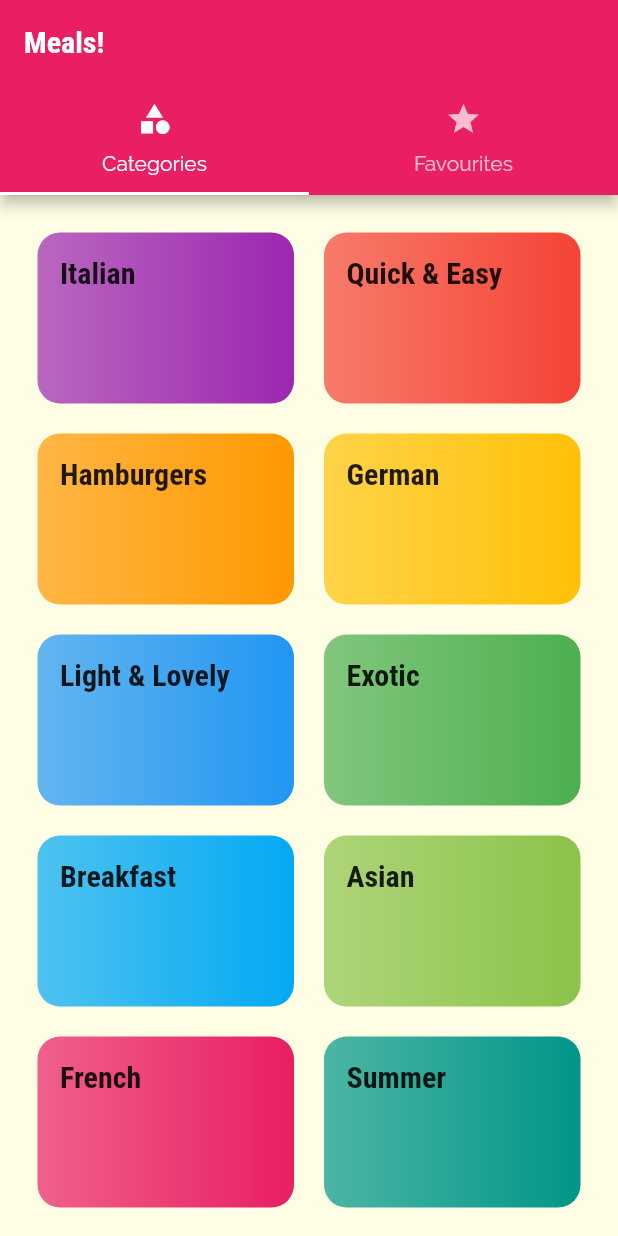
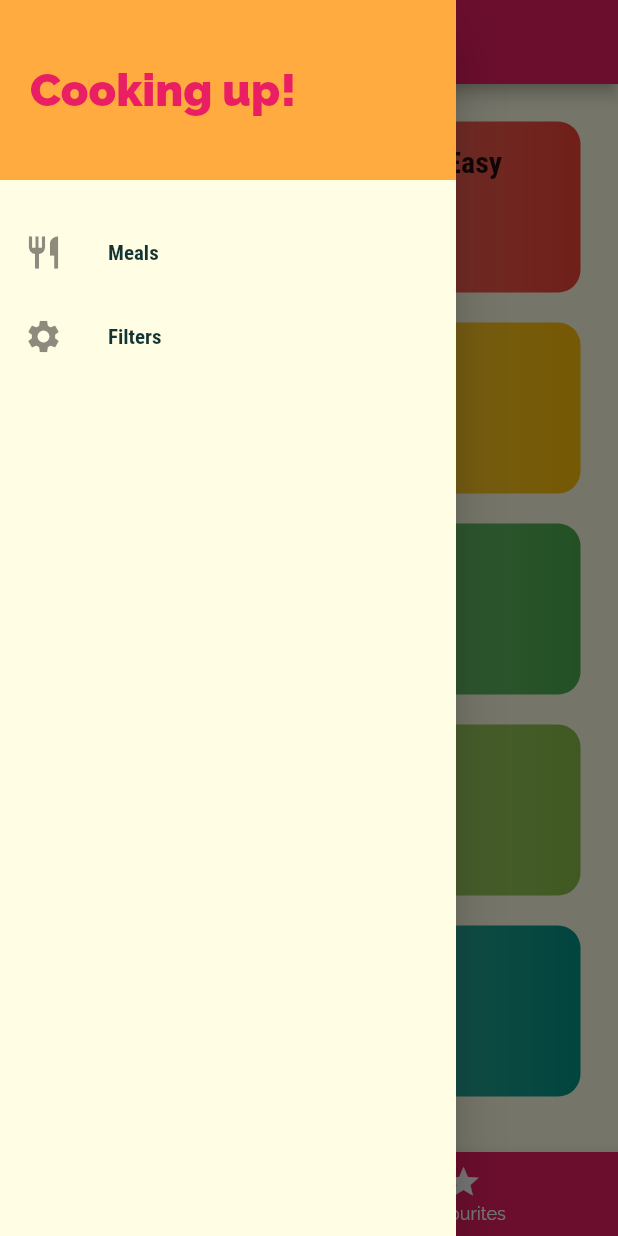
Before and after one commit to avneeshg03/MEALS-APP, a Flutter app: the screen it shows after launch, with the side drawer open (before the commit the screen has no drawer), on a phone screen of 412 x 824 dp. Run offline on Flutter 3.47's test engine with Material 2 defaults, Android fonts, the phone set to English and light mode, and no system bars.

```diff
--- a/analysis_options.yaml
+++ b/analysis_options.yaml
@@ -7,7 +7,7 @@
 
 # The following line activates a set of recommended lints for Flutter apps,
 # packages, and plugins designed to encourage good coding practices.
-include: package:flutter_lints/flutter.yaml
+# include: package:flutter_lints/flutter.yaml
 
 linter:
   # The lint rules applied to this project can be customized in the
--- a/lib/main.dart
+++ b/lib/main.dart
@@ -1,17 +1,16 @@
 import 'package:flutter/material.dart';
-import 'package:meals/screens/tabs_screen.dart';
+import './screens/tabs_screen.dart';
 import './screens/categories_screen.dart';
 import './screens/category_meals_screen.dart';
 import './screens/meal_detail_screen.dart';
 import './screens/tabs_screen.dart';
+import './screens/filters_screen.dart';
 
 void main() {
-  runApp(const MyApp());
+  runApp(MyApp());
 }
 
 class MyApp extends StatelessWidget {
-  const MyApp({Key? key}) : super(key: key);
-
   @override
   Widget build(BuildContext context) {
     return MaterialApp(
@@ -40,6 +39,7 @@ class MyApp extends StatelessWidget {
         '/': (_) => TabsScreen(),
         CategoryMealsScreen.routName: (_) => CategoryMealsScreen(),
         MealDetailScreen.routName: (_) => MealDetailScreen(),
+        FilterScreen.routName: (_) => FilterScreen(),
       },
       onUnknownRoute: (settings) {
         return MaterialPageRoute(
--- a/lib/models/category.dart
+++ b/lib/models/category.dart
@@ -5,5 +5,5 @@ class Category {
   final String title;
   final Color color;
   const Category(
-      {this.color = Colors.orange, required this.id, required this.title});
+      {this.color = Colors.orange, @required this.id, @required this.title});
 }
--- a/lib/screens/categories_screen.dart
+++ b/lib/screens/categories_screen.dart
@@ -3,8 +3,6 @@ import '../dummy_data.dart';
 import '../widgets/category_item.dart';
 
 class CategoriesScreen extends StatelessWidget {
-  const CategoriesScreen({Key? key}) : super(key: key);
-
   @override
   Widget build(BuildContext context) {
     return GridView(
--- a/lib/screens/favourites_screen.dart
+++ b/lib/screens/favourites_screen.dart
@@ -1,8 +1,6 @@
 import 'package:flutter/material.dart';
 
 class FavouritesScreen extends StatelessWidget {
-  const FavouritesScreen({Key? key}) : super(key: key);
-
   @override
   Widget build(BuildContext context) {
     return Center(
--- /dev/null
+++ b/lib/screens/filters_screen.dart
@@ -0,0 +1,18 @@
+import 'package:flutter/material.dart';
+import 'package:flutter_complete_guide/widgets/main_drawer.dart';
+
+class FilterScreen extends StatelessWidget {
+  static const routName = '/filters';
+  @override
+  Widget build(BuildContext context) {
+    return Scaffold(
+      appBar: AppBar(
+        title: Text('Your Filters!'),
+      ),
+      drawer: MainDrawer(),
+      body: Center(
+        child: Text('Filters!!'),
+      ),
+    );
+  }
+}
--- a/lib/screens/meal_detail_screen.dart
+++ b/lib/screens/meal_detail_screen.dart
@@ -86,6 +86,12 @@ class MealDetailScreen extends StatelessWidget {
               itemCount: selectedMeal.steps.length,
             ),
           ),
+          FloatingActionButton(
+            onPressed: () {
+              Navigator.of(context).pop(mealId);
+            },
+            child: Icon(Icons.delete),
+          )
         ]),
       ),
     );
--- a/lib/screens/tabs_screen.dart
+++ b/lib/screens/tabs_screen.dart
@@ -1,6 +1,7 @@
 import 'package:flutter/material.dart';
-import 'package:meals/screens/categories_screen.dart';
+import './categories_screen.dart';
 import './favourites_screen.dart';
+import '../widgets/main_drawer.dart';
 
 class TabsScreen extends StatefulWidget {
   @override
@@ -8,32 +9,51 @@ class TabsScreen extends StatefulWidget {
 }
 
 class _TabsScreenState extends State<TabsScreen> {
+  final List<Map<String, Object>> _pages = [
+    {'page': CategoriesScreen(), 'title': 'Categories'},
+    {
+      'page': FavouritesScreen(),
+      'title': 'Your Favourites',
+    },
+  ];
+  // final List<Map<String, String>> _pagetitle = [
+  //   {'title': 'Categories'},
+  //   {'title': 'Favourites'},
+  // ];
+  int _selectedPageIndex = 0;
+  void _selectPage(int index) {
+    setState(() {
+      _selectedPageIndex = index;
+    });
+  }
+
   @override
   Widget build(BuildContext context) {
-    return DefaultTabController(
-      length: 2,
-      child: Scaffold(
-          appBar: AppBar(
-            title: Text('Meals!'),
-            bottom: TabBar(
-              tabs: <Widget>[
-                Tab(
-                  icon: Icon(Icons.category),
-                  text: 'Categories',
-                ),
-                Tab(
-                  icon: Icon(Icons.star),
-                  text: 'Favourites',
-                )
-              ],
-            ),
+    return Scaffold(
+      appBar: AppBar(
+        title: Text(
+          _pages[_selectedPageIndex]['title'],
+        ),
+      ),
+      drawer: MainDrawer(),
+      body: _pages[_selectedPageIndex]['page'],
+      bottomNavigationBar: BottomNavigationBar(
+        onTap: _selectPage,
+        items: [
+          BottomNavigationBarItem(
+            icon: Icon(Icons.category),
+            label: 'Categories',
           ),
-          body: TabBarView(
-            children: [
-              CategoriesScreen(),
-              FavouritesScreen(),
-            ],
-          )),
+          BottomNavigationBarItem(
+            icon: Icon(Icons.star),
+            label: 'Favourites',
+          ),
+        ],
+        backgroundColor: Theme.of(context).primaryColor,
+        unselectedItemColor: Colors.white,
+        selectedItemColor: Colors.yellowAccent,
+        currentIndex: _selectedPageIndex,
+      ),
     );
   }
 }
--- /dev/null
+++ b/lib/widgets/main_drawer.dart
@@ -0,0 +1,66 @@
+import 'package:flutter/material.dart';
+import 'package:flutter/widgets.dart';
+import '../screens/filters_screen.dart';
+
+class MainDrawer extends StatelessWidget {
+  Widget buildListTile(String title, IconData icon, Function tapHandler) {
+    return ListTile(
+      leading: Icon(
+        icon,
+        size: 26,
+      ),
+      title: Text(
+        title,
+        style: TextStyle(
+          fontFamily: 'RobotoCondensed',
+          fontWeight: FontWeight.bold,
+        ),
+      ),
+      onTap: () {
+        tapHandler();
+      },
+    );
+  }
+
+  @override
+  Widget build(BuildContext context) {
+    return Drawer(
+      child: Column(
+        children: <Widget>[
+          Container(
+            height: 120,
+            width: double.infinity,
+            padding: EdgeInsets.all(20),
+            alignment: Alignment.centerLeft,
+            color: Colors.orangeAccent,
+            child: Text(
+              'Cooking up!',
+              style: TextStyle(
+                fontWeight: FontWeight.w900,
+                fontSize: 30,
+                color: Theme.of(context).primaryColor,
+              ),
+            ),
+          ),
+          SizedBox(
+            height: 20,
+          ),
+          buildListTile(
+            'Meals',
+            Icons.restaurant,
+            () {
+              Navigator.of(context).pushReplacementNamed('/');
+            },
+          ),
+          buildListTile(
+            'Filters',
+            Icons.settings,
+            () {
+              Navigator.of(context).pushReplacementNamed(FilterScreen.routName);
+            },
+          ),
+        ],
+      ),
+    );
+  }
+}
```
Also changed, not shown: lib/models/meal.dart (+13 -13 lines), lib/screens/category_meals_screen.dart (+50 -21 lines), lib/widgets/meal_item.dart (+18 -10 lines), pubspec.yaml (+3 -21 lines), pubspec.lock.
